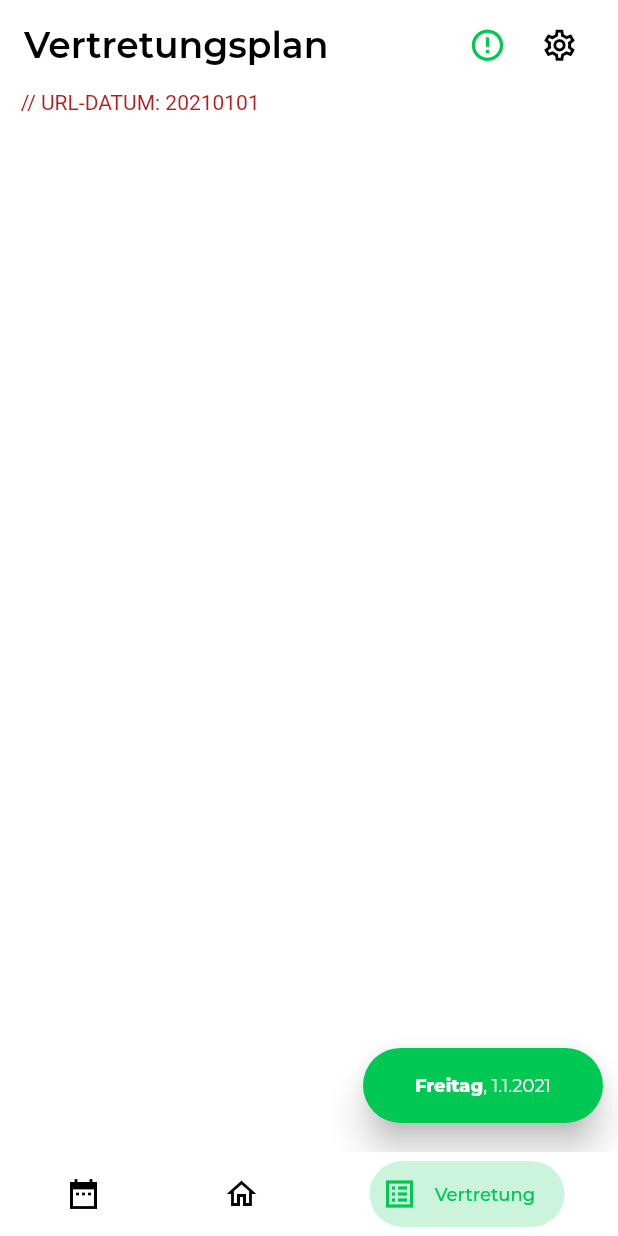
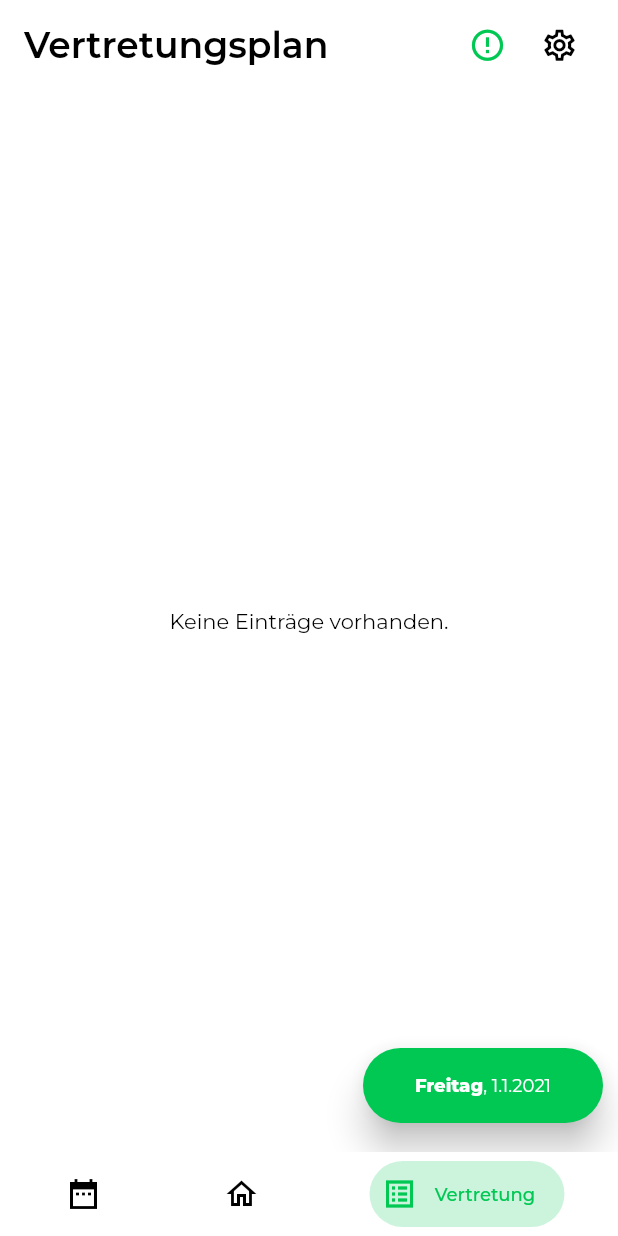
Before and after one commit to timdavidfriedrich/stundenplaner, a Flutter app: the screen it shows after launch, item 3 of the bottom bar chosen, on a phone screen of 412 x 824 dp. Run offline on Flutter 3.47's test engine with Material 2 defaults, Android fonts, the phone set to English and light mode, and no system bars; drawn by our look-alikes of bottom_navy_bar; our stand-ins replace google_fonts; missing offline and left inert: web_scraper.

Commit message:
DER VERTRETUNGSPLAN IST FERTIG!!!!???!!!

```diff
--- a/lib/.vertretungsplan.dart
+++ b/lib/.vertretungsplan.dart
@@ -12,7 +12,7 @@ Map vertretung = {
   "raum": [],
   "bemerkung": [],
 };
-
+/*
 List<Map<String, dynamic>> rawVertretung;
 
 String urlDatum = DateFormat('yyyyMMdd').format(datumHandler());
@@ -60,3 +60,4 @@ List<T> ente<T>(List<T> liste, int p) {
   return List.generate(
       (liste.length / 6).floor(), (i) => liste[((i + 1) * 6 - 1) - (5 - p)]);
 }
+*/
--- a/lib/tabVertretungsplan.dart
+++ b/lib/tabVertretungsplan.dart
@@ -45,6 +45,78 @@ class _TabVertretungsplanBodyState extends State<TabVertretungsplanBody>
     ]));
   }
 
+  List<Map<String, dynamic>> rawVertretung;
+
+  String urlDatum = DateFormat('yyyyMMdd').format(datumHandler());
+//String urlDatum = '';
+  String rawUrl = 'http://www.gymnasium-templin.de';
+//String urlExtension = '/typo3/vertretung/index13mob.php?d=20180820';
+//String urlExtension = '/typo3/vertretung/index13mob.php?d=' + urlDatum;
+
+  void vertretungsplanData(dateInput) async {
+    //urlDatum = DateFormat('yyyyMMdd').format(datumHandler());
+
+    final WebScraper webScraper = WebScraper(rawUrl);
+    List filteredVertretung = [];
+
+    if (await webScraper
+        .loadWebPage('/typo3/vertretung/index13mob.php?d=' + dateInput)) {
+      rawVertretung = webScraper.getElement(
+          'div.clearfix > table.vertretung > tbody > tr > td', ['title']);
+      print('VP ROHFORMAT: ' + rawVertretung.toString());
+      // filterVertretung()
+      // rawVertretung.toString()
+    } else {
+      print("VP LÄDT...");
+    }
+
+    for (int i = 0; i < rawVertretung.length; i++) {
+      filteredVertretung.add(rawVertretung[i]['title']);
+    }
+    print('--- VP DATUM: ' + dateInput);
+    print('VP GEFILTERT: ' + filteredVertretung.toString());
+
+    setState(() {
+      vertretung['lehrer'] = ente(filteredVertretung, 0);
+      vertretung['block'] = ente(filteredVertretung, 1);
+      vertretung['fach'] = ente(filteredVertretung, 2);
+      vertretung['klasse'] = ente(filteredVertretung, 3);
+      vertretung['raum'] = ente(filteredVertretung, 4);
+      vertretung['bemerkung'] = ente(filteredVertretung, 5);
+    });
+
+    print('VP SORTIERT / Klasse: ' + ente(filteredVertretung, 3).toString());
+  }
+
+  /// p: 0 = Lehrer, 1 = Block, 2 = Fach, 3 = Klasse, 4 = Raum, 5 = Bemerkung
+  List<T> ente<T>(List<T> liste, int p) {
+    /// Gibt jedes 6te Element der Liste aus
+    return List.generate(
+        (liste.length / 6).floor(), (i) => liste[((i + 1) * 6 - 1) - (5 - p)]);
+  }
+
+  leererEintrag() {
+    if (vertretung['klasse'].isEmpty) {
+      return Center(
+        child: Text("Keine Einträge vorhanden.", style: nice()),
+      );
+    } else {
+      return ListView.builder(
+        physics: BouncingScrollPhysics(),
+        padding: EdgeInsets.fromLTRB(15, 0, 15, 100),
+
+        /// Ränder um Gesamtliste
+        itemCount: vertretung["klasse"].length,
+
+        /// Misst Länge für Einträge
+        itemBuilder: (context, i) {
+          /// Geht jede Zeile durch und schreibt den Eintrag
+          return VertretungsEintrag(i.toInt());
+        },
+      );
+    }
+  }
+
   @override
   void initState() {
     print('URL-Datum: ' + urlDatum);
@@ -82,33 +154,13 @@ class _TabVertretungsplanBodyState extends State<TabVertretungsplanBody>
                 child: Column(
               crossAxisAlignment: CrossAxisAlignment.start,
               children: <Widget>[
+                /*
                 Text('    // URL-DATUM: ' + urlDatum,
                     style: TextStyle(color: Colors.red[900])),
-                Expanded(
-                    child: ListView.builder(
-                  physics: BouncingScrollPhysics(),
-                  padding: EdgeInsets.fromLTRB(15, 0, 15, 100),
-
-                  /// Ränder um Gesamtliste
-                  itemCount: vertretung["klasse"].length,
-
-                  /// Misst Länge für Einträge
-                  itemBuilder: (context, i) {
-                    /// Geht jede Zeile durch und schreibt den Eintrag
-                    return VertretungsEintrag(i.toInt());
-                  },
-                )),
+                    */
+                Expanded(child: leererEintrag()),
               ],
             )),
-            /*
-            SlideTransition(
-              position: Tween<Offset>(
-                begin: Offset(0, -1),
-                end: Offset.zero,
-              ).animate(_animationController),
-              child: FadeTransition(
-                opacity: _animationController,
-                child: */
             Positioned(
               right: 10,
               bottom: 20,
@@ -162,11 +214,8 @@ class _TabVertretungsplanBodyState extends State<TabVertretungsplanBody>
                           datum = date;
                           urlDatum =
                               DateFormat('yyyyMMdd').format(datumHandler());
-                          vertretungsplanData(urlDatum);
-
-                          ///urlDatum =
-                          ///    DateFormat('yyyyMMdd').format(datumHandler());
                         });
+                        vertretungsplanData(urlDatum);
                       });
                     },
                     child: datumPrint(),
--- a/lib/tabVertretungsplan_eintrag.dart
+++ b/lib/tabVertretungsplan_eintrag.dart
@@ -22,7 +22,6 @@ class _VertretungsEintragState extends State<VertretungsEintrag> {
   @override
   void initState() {
     // TODO: implement initState
-    vertretungsplanData(urlDatum);
     super.initState();
   }
 
```
